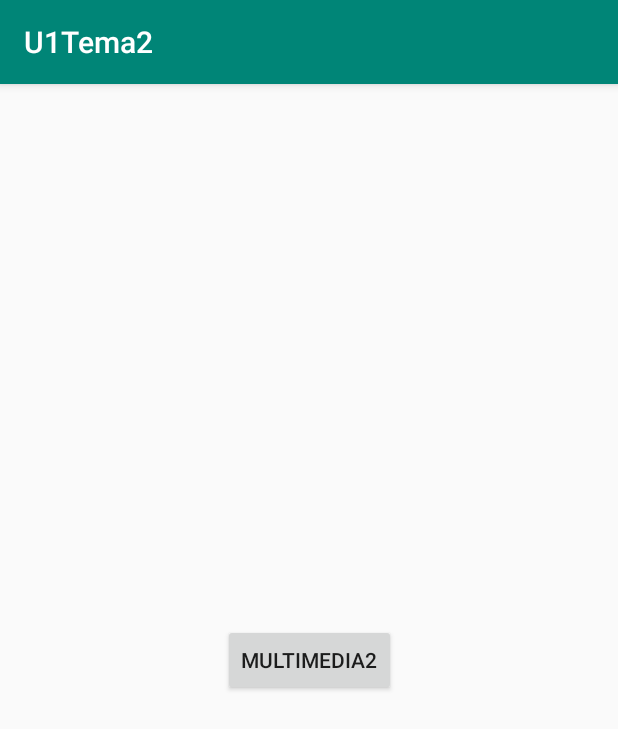
After one commit to LeydiHuallpa/U1_Tema2, an Android app: the Multimedia screen opened directly, with no data from a screen before it, on a phone screen of 412 x 824 dp. The commit adds this screen. Shown: the top 729 px of the screen. Run offline under Robolectric (Android 15) with nearby library versions, the phone set to English and light mode, and no system bars.

Commit message:
implementacion intenciones y multimedia

```diff
--- a/app/src/main/java/com/example/u1tema2/MainActivity.java
+++ b/app/src/main/java/com/example/u1tema2/MainActivity.java
@@ -36,6 +36,11 @@ public class MainActivity extends AppCompatActivity {
             finish();
             return true;
         }
+        if (id == R.id.activity_multimedia) {
+            startActivity(new Intent(this, Multimedia.class));
+            return true;
+        }
+
         if (id == R.id.activity_intenciones) {
             startActivity(new Intent(this, intenciones.class));
             return true;
--- /dev/null
+++ b/app/src/main/java/com/example/u1tema2/Multimedia.java
@@ -0,0 +1,37 @@
+package com.example.u1tema2;
+
+import androidx.appcompat.app.AppCompatActivity;
+
+import android.content.Intent;
+import android.media.MediaPlayer;
+import android.os.Bundle;
+import android.view.View;
+
+public class Multimedia extends AppCompatActivity {
+    MediaPlayer mp;
+
+    @Override
+    protected void onCreate(Bundle savedInstanceState) {
+        super.onCreate(savedInstanceState);
+        setContentView(R.layout.activity_multimedia);
+        mp = MediaPlayer.create(this, R.raw.musica);
+        mp.start();
+    }
+
+    @Override
+    protected void onResume() {
+        super.onResume();
+        mp.start();
+    }
+
+    @Override
+    protected void onPause() {
+        super.onPause();
+        mp.pause();
+    }
+
+    public void multimedia2(View view) {
+        startActivity(new Intent(this, Multimedia2.class));
+    }
+
+}
--- /dev/null
+++ b/app/src/main/res/layout/activity_multimedia.xml
@@ -0,0 +1,20 @@
+<?xml version="1.0" encoding="utf-8"?>
+<androidx.constraintlayout.widget.ConstraintLayout xmlns:android="http://schemas.android.com/apk/res/android"
+    xmlns:app="http://schemas.android.com/apk/res-auto"
+    xmlns:tools="http://schemas.android.com/tools"
+    android:layout_width="match_parent"
+    android:layout_height="match_parent"
+    tools:context=".Multimedia">
+
+    <Button
+        android:id="@+id/button"
+        android:layout_width="wrap_content"
+        android:layout_height="wrap_content"
+        android:onClick="multimedia2"
+        android:text="Multimedia2"
+        app:layout_constraintBottom_toBottomOf="parent"
+        app:layout_constraintEnd_toEndOf="parent"
+        app:layout_constraintHorizontal_bias="0.5"
+        app:layout_constraintStart_toStartOf="parent"
+        app:layout_constraintTop_toTopOf="parent" />
+</androidx.constraintlayout.widget.ConstraintLayout>
```
Also changed, not shown: app/src/main/AndroidManifest.xml (+8 -2 lines), app/src/main/java/com/example/u1tema2/Multimedia2.java (added, +27 -0 lines), app/src/main/java/com/example/u1tema2/intenciones.java (+68 -2 lines), app/src/main/res/layout/activity_intenciones.xml (+13 -0 lines), app/src/main/res/layout/activity_multimedia2.xml (added, +16 -0 lines), 1 other file.
